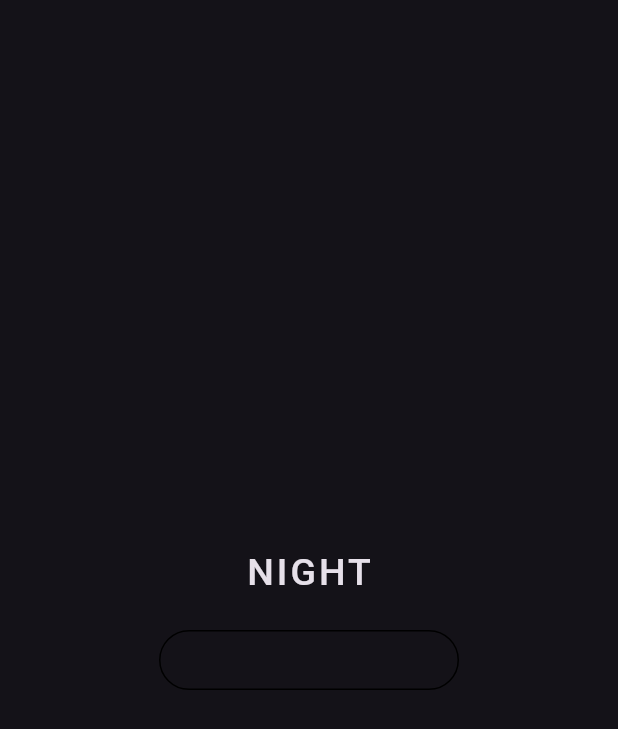
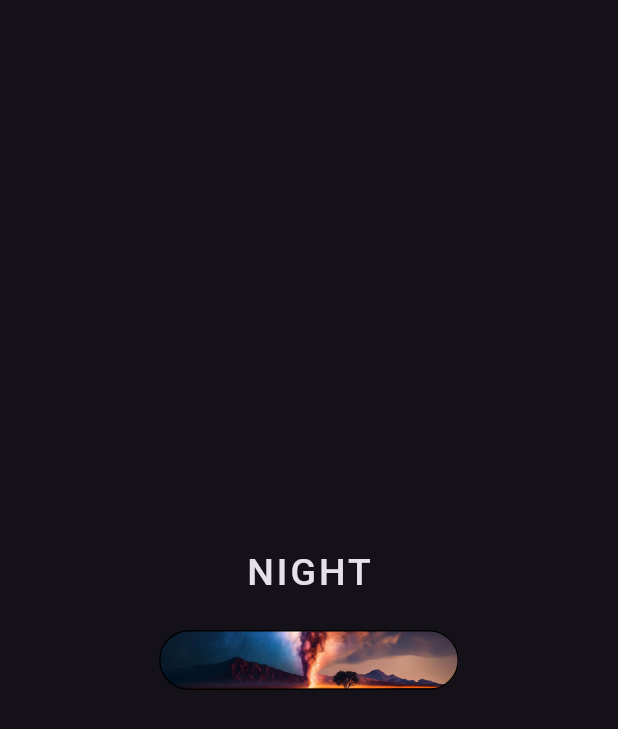
Before and after one commit to hafedh049/day_night, a Flutter app: the screen it shows after launch, on a phone screen of 412 x 824 dp. Shown: the top 729 px of the screen. Run offline on Flutter 3.47's test engine with Material 3 defaults, Android fonts, the phone set to English and light mode, and no system bars; drawn by our look-alikes of flutter_animate.

Commit message:
Modified  lib/day_night_radio.dart

```diff
--- a/lib/day_night_radio.dart
+++ b/lib/day_night_radio.dart
@@ -33,6 +33,7 @@ class _DayNightSwitcherState extends State<DayNightSwitcher> {
                 decoration: BoxDecoration(
                   borderRadius: BorderRadius.circular(25),
                   border: Border.all(),
+                  image: DecorationImage(image: AssetImage("assets/${_day ? 'day.jpg' : 'night.jpeg'}"), fit: BoxFit.cover),
                 ),
               ),
             ),
```
